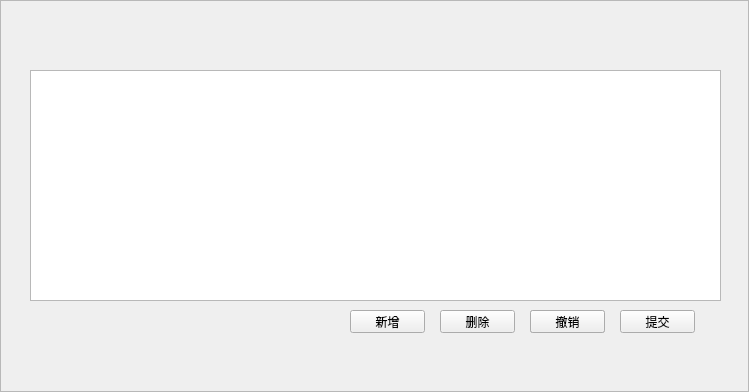
Old version of the form perslevel.ui in the repository neverlandgy/teamhelper.
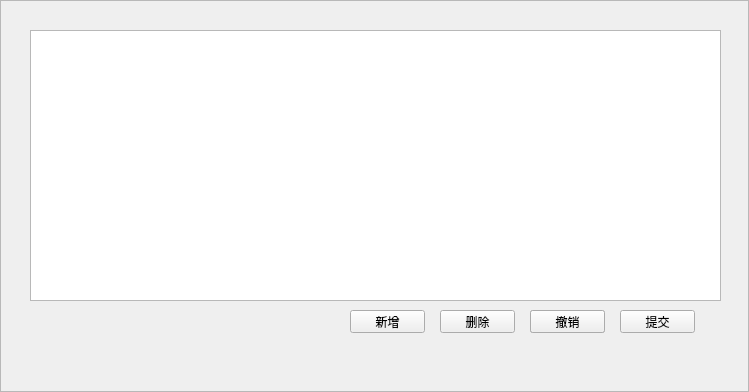
New version of the form.

The edit to the form file:
```diff
--- a/perslevel.ui
+++ b/perslevel.ui
@@ -36,9 +36,9 @@
    <property name="geometry">
     <rect>
      <x>30</x>
-     <y>70</y>
+     <y>30</y>
      <width>691</width>
-     <height>231</height>
+     <height>271</height>
     </rect>
    </property>
   </widget>
```
